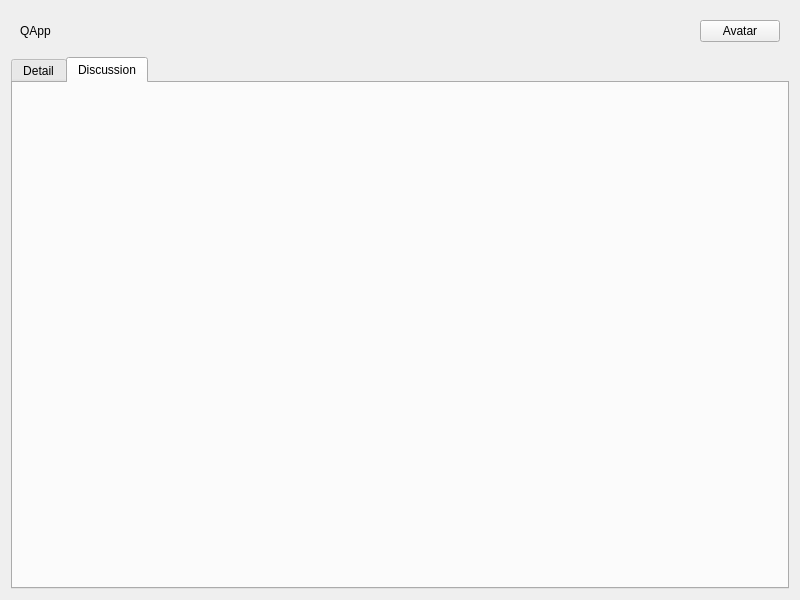
First picture: the form in frontend/examroomdetail.ui, repository luandv03/Quizz-app, before the edit.
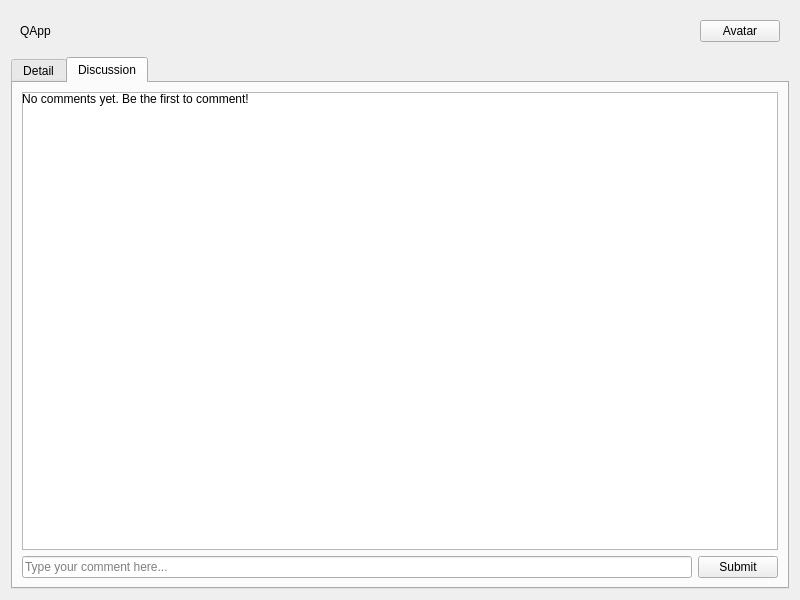
Second picture: the form after the edit. The open tabs and pages were chosen to show the change.

Commit message: build UI discussion of exam room

What changed in the file:
```diff
--- a/frontend/examroomdetail.ui
+++ b/frontend/examroomdetail.ui
@@ -467,7 +467,46 @@
       <attribute name="title">
        <string>Discussion</string>
       </attribute>
-      <layout class="QVBoxLayout" name="verticalLayout_3"/>
+      <layout class="QVBoxLayout" name="verticalLayout_3">
+       <!-- Discussion comments area -->
+       <item>
+        <widget class="QListWidget" name="discussionListWidget">
+         <property name="sizePolicy">
+          <sizepolicy hsizetype="Expanding" vsizetype="Expanding">
+           <horstretch>0</horstretch>
+           <verstretch>0</verstretch>
+          </sizepolicy>
+         </property>
+         <widget class="QLabel" name="placeholderLabel">
+            <property name="text">
+                <string>No comments yet. Be the first to comment!</string>
+            </property>
+            <property name="alignment">
+                <set>Qt::AlignCenter</set>
+            </property>
+         </widget>
+        </widget>
+       </item>
+       <!-- Input box and submit button -->
+       <item>
+        <layout class="QHBoxLayout" name="horizontalLayout_commentInput">
+         <item>
+          <widget class="QLineEdit" name="commentLineEdit">
+           <property name="placeholderText">
+            <string>Type your comment here...</string>
+           </property>
+          </widget>
+         </item>
+         <item>
+          <widget class="QPushButton" name="submitCommentButton">
+           <property name="text">
+            <string>Submit</string>
+           </property>
+          </widget>
+         </item>
+        </layout>
+       </item>
+      </layout>
      </widget>
     </widget>
    </item>
```
The commit also changes 3 other files.
